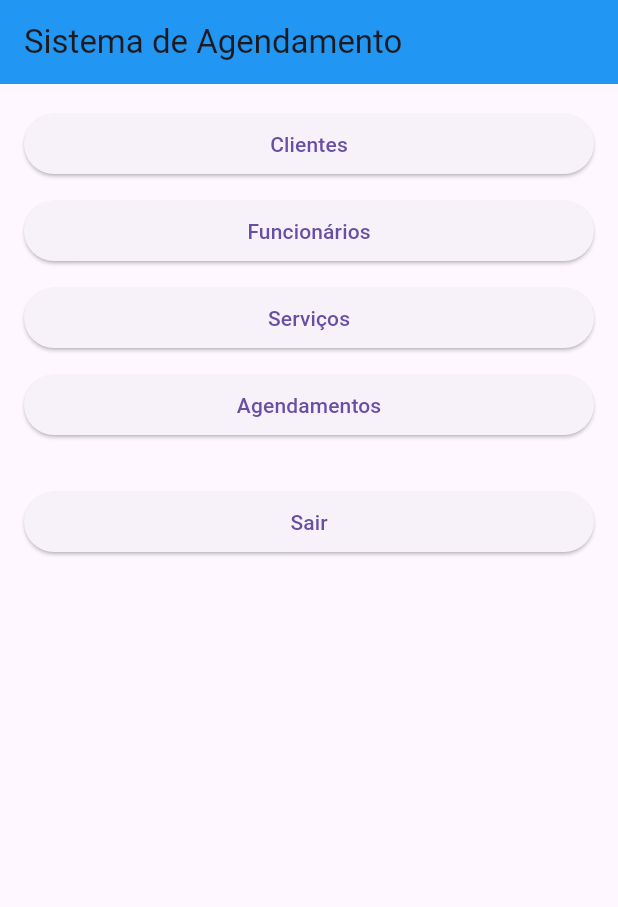
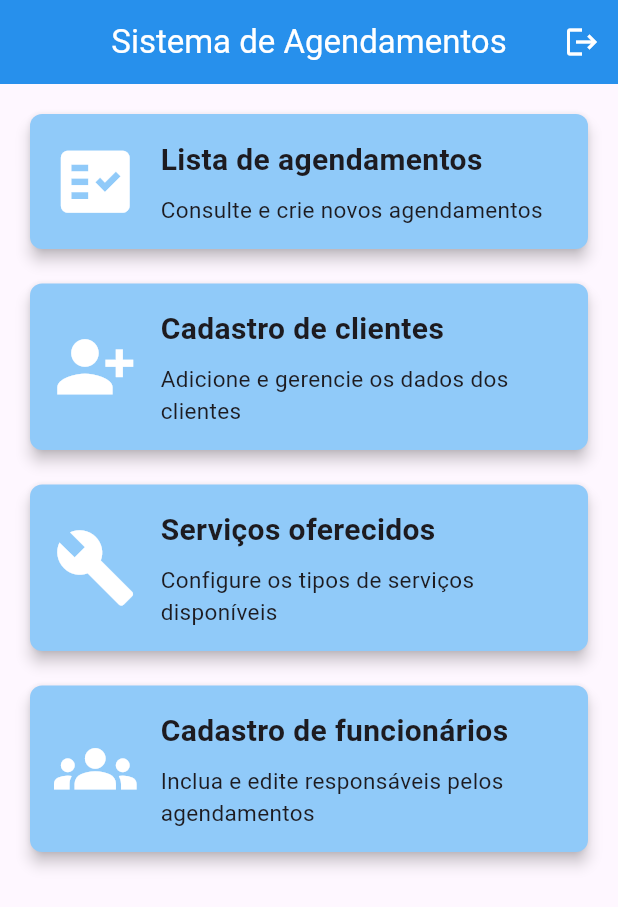
Before and after one commit to MicaelBernardi/ProjetoDispositivosMoveis, a Flutter app: the HomeScreen screen opened directly, on a phone screen of 412 x 824 dp. Shown: the top 907 px of the screen. Run offline on Flutter 3.47's test engine with Material 3 defaults, Android fonts, the phone set to English and light mode, and no system bars; our stand-ins replace mask_text_input_formatter, sqflite; accounts and stored records are empty.

Commit message:
estilização

```diff
--- a/lib/screens/home_screen.dart
+++ b/lib/screens/home_screen.dart
@@ -1,84 +1,240 @@
 import 'package:flutter/material.dart';
-import 'package:projeto_dispositivos_moveis/screens/agendamento_screen.dart';
-import 'package:projeto_dispositivos_moveis/screens/funcionario_screen.dart';
-import 'package:projeto_dispositivos_moveis/screens/servico_screen.dart';
 
+import 'agendamento_screen.dart';
 import 'cliente_screen.dart';
+import 'funcionario_screen.dart';
+import 'login_screen.dart';
+import 'servico_screen.dart';
 
 class HomeScreen extends StatelessWidget {
   const HomeScreen({super.key});
 
   @override
   Widget build(BuildContext context) {
+
     return Scaffold(
+
       appBar: AppBar(
-        title: const Text('Sistema de Agendamento'),
+        title: const Text(
+          'Sistema de Agendamentos',
+        ),
+
         backgroundColor: Colors.blue,
+        foregroundColor: Colors.white,
+        centerTitle: true,
+
+        actions: [
+
+          IconButton(
+            icon: const Icon(
+              Icons.logout,
+            ),
+
+            onPressed: () async {
+
+              final sair =
+              await showDialog<bool>(
+                context: context,
+
+                builder: (context) {
+
+                  return AlertDialog(
+                    title: const Text(
+                      'Sair',
+                    ),
+
+                    content: const Text(
+                      'Deseja encerrar a sessão?',
+                    ),
+
+                    actions: [
+
+                      TextButton(
+                        onPressed: () {
+                          Navigator.pop(
+                            context,
+                            false,
+                          );
+                        },
+
+                        child: const Text(
+                          'Cancelar',
+                        ),
+                      ),
+
+                      ElevatedButton(
+                        onPressed: () {
+                          Navigator.pop(
+                            context,
+                            true,
+                          );
+                        },
+
+                        child: const Text(
+                          'Sair',
+                        ),
+                      ),
+                    ],
+                  );
+                },
+              );
+
+              if (sair == true) {
+
+                Navigator.pushAndRemoveUntil(
+                  context,
+
+                  MaterialPageRoute(
+                    builder: (_) =>
+                        LoginScreen(),
+                  ),
+
+                      (route) => false,
+                );
+              }
+            },
+          ),
+        ],
       ),
 
       body: Padding(
         padding: const EdgeInsets.all(16),
 
-        child: Column(
-          crossAxisAlignment: CrossAxisAlignment.stretch,
+        child: ListView(
           children: [
-            ElevatedButton(
-              onPressed: () {
-                Navigator.push(
-                  context,
-                  MaterialPageRoute(builder: (_) => const ClienteScreen()),
-                );
-              },
-              child: const Text('Clientes'),
+
+            _menuCard(
+              context,
+              icon: Icons.fact_check,
+              titulo: 'Lista de agendamentos',
+              descricao:
+              'Consulte e crie novos agendamentos',
+              tela: const AgendamentoScreen(),
             ),
 
-            const SizedBox(height: 10),
+            const SizedBox(height: 15),
 
-            ElevatedButton(
-              onPressed: () {
-                Navigator.push(
-                  context,
-                  MaterialPageRoute(builder: (_) => const FuncionarioScreen()),
-                );
-              },
-              child: const Text('Funcionários'),
+            _menuCard(
+              context,
+              icon: Icons.person_add_alt_1,
+              titulo: 'Cadastro de clientes',
+              descricao:
+              'Adicione e gerencie os dados dos clientes',
+              tela: const ClienteScreen(),
             ),
 
-            const SizedBox(height: 10),
+            const SizedBox(height: 15),
 
-            ElevatedButton(
-              onPressed: () {
-                Navigator.push(
-                  context,
-                  MaterialPageRoute(builder: (_) => const ServicoScreen()),
-                );
-              },
-              child: const Text('Serviços'),
+            _menuCard(
+              context,
+              icon: Icons.build,
+              titulo: 'Serviços oferecidos',
+              descricao:
+              'Configure os tipos de serviços disponíveis',
+              tela: const ServicoScreen(),
             ),
 
-            const SizedBox(height: 10),
+            const SizedBox(height: 15),
 
-            ElevatedButton(
-              onPressed: () {
-                Navigator.push(
-                  context,
-                  MaterialPageRoute(builder: (_) => const AgendamentoScreen()),
-                );
-              },
-              child: const Text('Agendamentos'),
-            ),
-
-            const SizedBox(height: 30),
-
-            ElevatedButton(
-              onPressed: () {
-                Navigator.pop(context);
-              },
-              child: const Text('Sair'),
+            _menuCard(
+              context,
+              icon: Icons.groups,
+              titulo: 'Cadastro de funcionários',
+              descricao:
+              'Inclua e edite responsáveis pelos agendamentos',
+              tela: const FuncionarioScreen(),
             ),
           ],
         ),
       ),
     );
   }
+
+  Widget _menuCard(
+      BuildContext context, {
+        required IconData icon,
+        required String titulo,
+        required String descricao,
+        required Widget tela,
+      }) {
+
+    return Card(
+      elevation: 4,
+
+      color: Colors.blue.shade200,
+
+      shape: RoundedRectangleBorder(
+        borderRadius:
+        BorderRadius.circular(8),
+      ),
+
+      child: InkWell(
+        borderRadius: BorderRadius.circular(8),
+
+        splashColor: Colors.white24,
+        highlightColor: Colors.white10,
+
+        onTap: () {
+          Navigator.push(
+            context,
+            MaterialPageRoute(
+              builder: (_) => tela,
+            ),
+          );
+        },
+
+        child: Padding(
+          padding:
+          const EdgeInsets.all(16),
+
+          child: Row(
+            children: [
+
+              Icon(
+                icon,
+                size: 55,
+                color: Colors.white,
+              ),
+
+              const SizedBox(width: 16),
+
+              Expanded(
+                child: Column(
+                  crossAxisAlignment:
+                  CrossAxisAlignment.start,
+
+                  children: [
+
+                    Text(
+                      titulo,
+
+                      style:
+                      const TextStyle(
+                        fontSize: 20,
+                        fontWeight:
+                        FontWeight.bold,
+                      ),
+                    ),
+
+                    const SizedBox(
+                      height: 8,
+                    ),
+
+                    Text(
+                      descricao,
+
+                      style:
+                      const TextStyle(
+                        fontSize: 15,
+                      ),
+                    ),
+                  ],
+                ),
+              ),
+            ],
+          ),
+        ),
+      ),
+    );
+  }
 }
```
Also changed, not shown: lib/app_widget.dart (+22 -2 lines), lib/screens/agendamento_screen.dart (+8 -6 lines), lib/screens/cliente_screen.dart (+10 -7 lines), lib/screens/funcionario_screen.dart (+9 -8 lines), lib/screens/servico_screen.dart (+9 -7 lines).
